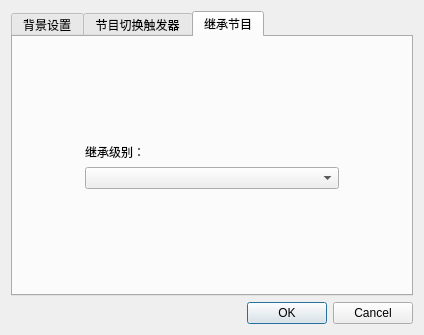
Old version of the form QtWindows/ProgSettings.ui in the repository Tao68a660f3/LED_Simulator.
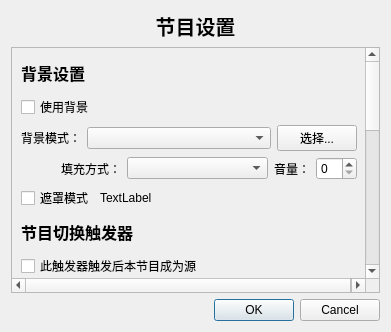
New version of the form. The open tabs and pages were chosen to show the change. Custom widgets are drawn as their Qt base class.

```diff
--- a/QtWindows/ProgSettings.ui
+++ b/QtWindows/ProgSettings.ui
@@ -6,24 +6,68 @@
    <rect>
     <x>0</x>
     <y>0</y>
-    <width>424</width>
-    <height>335</height>
+    <width>391</width>
+    <height>332</height>
    </rect>
   </property>
   <property name="windowTitle">
    <string>Dialog</string>
   </property>
+  <layout class="QVBoxLayout" name="verticalLayout_5">
+   <item>
+    <widget class="QLabel" name="label_14">
+     <property name="font">
+      <font>
+       <pointsize>15</pointsize>
+       <weight>75</weight>
+       <bold>true</bold>
+      </font>
+     </property>
+     <property name="text">
+      <string>节目设置</string>
+     </property>
+     <property name="alignment">
+      <set>Qt::AlignCenter</set>
+     </property>
+    </widget>
+   </item>
+   <item>
+    <widget class="QScrollArea" name="scrollArea">
+     <property name="widgetResizable">
+      <bool>true</bool>
+     </property>
+     <widget class="QWidget" name="scrollAreaWidgetContents">
+      <property name="geometry">
+       <rect>
+        <x>0</x>
+        <y>-114</y>
+        <width>358</width>
+        <height>633</height>
+       </rect>
+      </property>
+      <layout class="QVBoxLayout" name="verticalLayout_4">
+       <item>
   <layout class="QVBoxLayout" name="verticalLayout">
    <item>
-    <widget class="QTabWidget" name="tabWidget">
-     <property name="currentIndex">
-      <number>0</number>
-     </property>
-     <widget class="QWidget" name="tab_bgSet">
-      <attribute name="title">
+          <widget class="QLabel" name="label">
+           <property name="minimumSize">
+            <size>
+             <width>0</width>
+             <height>32</height>
+            </size>
+           </property>
+           <property name="font">
+            <font>
+             <pointsize>12</pointsize>
+             <weight>75</weight>
+             <bold>true</bold>
+            </font>
+           </property>
+           <property name="text">
        <string>背景设置</string>
-      </attribute>
-      <layout class="QVBoxLayout" name="verticalLayout_4">
+           </property>
+          </widget>
+         </item>
        <item>
         <widget class="QCheckBox" name="checkBox_enableBg">
          <property name="text">
@@ -111,12 +155,36 @@
         </layout>
        </item>
       </layout>
-     </widget>
-     <widget class="QWidget" name="tab_tgSet">
-      <attribute name="title">
-       <string>节目切换触发器</string>
-      </attribute>
+       </item>
+       <item>
       <layout class="QVBoxLayout" name="verticalLayout_2">
+         <item>
+          <widget class="QLabel" name="label_11">
+           <property name="minimumSize">
+            <size>
+             <width>0</width>
+             <height>32</height>
+            </size>
+           </property>
+           <property name="font">
+            <font>
+             <pointsize>12</pointsize>
+             <weight>75</weight>
+             <bold>true</bold>
+            </font>
+           </property>
+           <property name="text">
+            <string>节目切换触发器</string>
+           </property>
+          </widget>
+         </item>
+         <item>
+          <widget class="QCheckBox" name="chk_isOrigin">
+           <property name="text">
+            <string>此触发器触发后本节目成为源</string>
+           </property>
+          </widget>
+         </item>
        <item>
         <widget class="QLabel" name="label_6">
          <property name="text">
@@ -221,44 +289,33 @@
         </widget>
        </item>
       </layout>
-     </widget>
-     <widget class="QWidget" name="tab_inheritProg">
-      <attribute name="title">
-       <string>继承节目</string>
-      </attribute>
-      <layout class="QVBoxLayout" name="verticalLayout_5">
-       <item>
-        <spacer name="verticalSpacer_3">
-         <property name="orientation">
-          <enum>Qt::Vertical</enum>
-         </property>
-         <property name="sizeHint" stdset="0">
-          <size>
-           <width>20</width>
-           <height>93</height>
-          </size>
-         </property>
-        </spacer>
-       </item>
-       <item>
-        <layout class="QHBoxLayout" name="horizontalLayout_7" stretch="1,4,1">
-         <item>
-          <spacer name="horizontalSpacer_2">
-           <property name="orientation">
-            <enum>Qt::Horizontal</enum>
-           </property>
-           <property name="sizeHint" stdset="0">
-            <size>
-             <width>40</width>
-             <height>20</height>
-            </size>
-           </property>
-          </spacer>
          </item>
          <item>
           <layout class="QVBoxLayout" name="verticalLayout_3">
            <item>
-            <widget class="QLabel" name="label">
+          <widget class="QLabel" name="label_13">
+           <property name="minimumSize">
+            <size>
+             <width>0</width>
+             <height>32</height>
+            </size>
+           </property>
+           <property name="font">
+            <font>
+             <pointsize>12</pointsize>
+             <weight>75</weight>
+             <bold>true</bold>
+            </font>
+           </property>
+           <property name="text">
+            <string>继承节目（暂不可用）</string>
+           </property>
+          </widget>
+         </item>
+         <item>
+          <layout class="QHBoxLayout" name="horizontalLayout_7">
+           <item>
+            <widget class="QLabel" name="label_12">
              <property name="text">
               <string>继承级别：</string>
              </property>
@@ -269,34 +326,8 @@
            </item>
           </layout>
          </item>
-         <item>
-          <spacer name="horizontalSpacer_3">
-           <property name="orientation">
-            <enum>Qt::Horizontal</enum>
-           </property>
-           <property name="sizeHint" stdset="0">
-            <size>
-             <width>40</width>
-             <height>20</height>
-            </size>
-           </property>
-          </spacer>
-         </item>
         </layout>
        </item>
-       <item>
-        <spacer name="verticalSpacer">
-         <property name="orientation">
-          <enum>Qt::Vertical</enum>
-         </property>
-         <property name="sizeHint" stdset="0">
-          <size>
-           <width>20</width>
-           <height>93</height>
-          </size>
-         </property>
-        </spacer>
-       </item>
       </layout>
      </widget>
     </widget>
```
Lines whose indentation alone changed are shown as unchanged.
